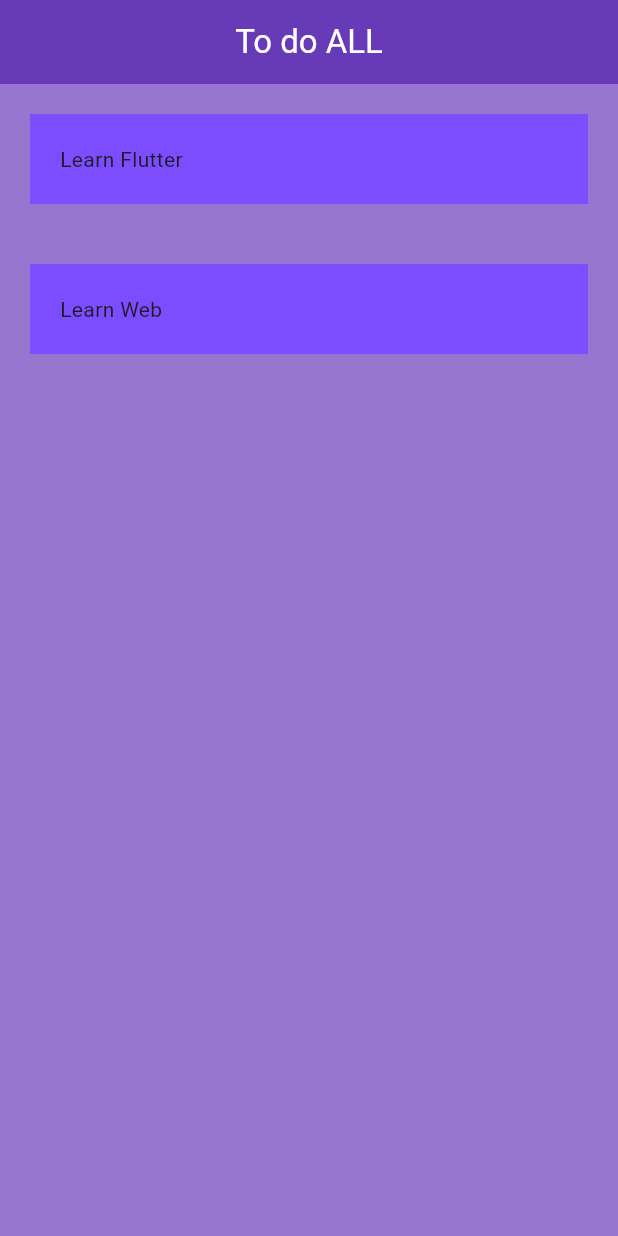
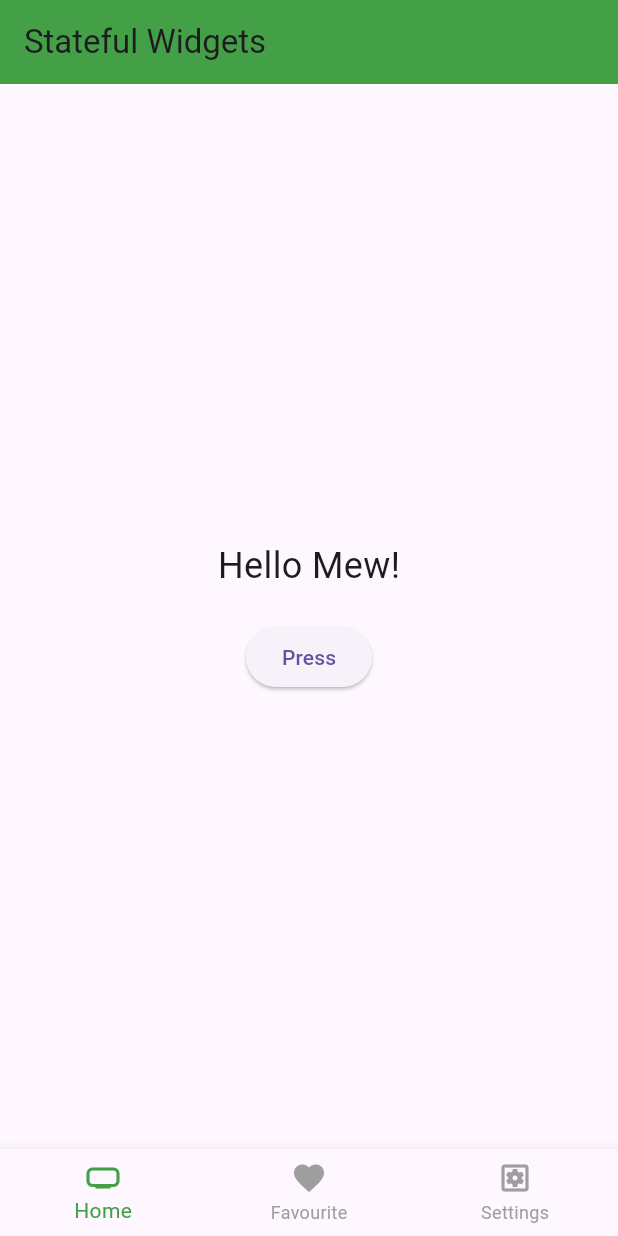
Before and after one commit to Refayatul/doit, a Flutter app: the screen it shows after launch, on a phone screen of 412 x 824 dp. Run offline on Flutter 3.47's test engine with Material 3 defaults, Android fonts, the phone set to English and light mode, and no system bars.

Commit message:
Add Home, Favourite, and Settings screens; remove unused todo item models

```diff
--- /dev/null
+++ b/lib/home_screen.dart
@@ -0,0 +1,53 @@
+import 'package:flutter/material.dart';
+
+class HomeScreen extends StatefulWidget {
+  const HomeScreen({super.key});
+
+  @override
+  State<HomeScreen> createState() => _HomeScreenState();
+}
+
+class _HomeScreenState extends State<HomeScreen> {
+  String _currentWord = 'Hello Mew!';
+  int _index = 0;
+  final List<String> _words = 'Life is a test'.split(' ');
+
+  void _generateWord() {
+    setState(() {
+      if (_index >= _words.length) {
+        _index = 0;
+      }
+      _currentWord = _words[_index];
+      _index++;
+    });
+  }
+
+  @override
+  Widget build(BuildContext context) {
+    return Center(
+      child: Padding(
+        padding: const EdgeInsets.all(40),
+        child: Column(
+          mainAxisAlignment: MainAxisAlignment.center,
+          crossAxisAlignment: CrossAxisAlignment.center,
+          children: [
+            Text(
+              _currentWord,
+              style: const TextStyle(fontSize: 24),
+            ),
+            const SizedBox(height: 20),
+            ElevatedButton(
+              onPressed: _generateWord,
+              style: ElevatedButton.styleFrom(
+                shape: RoundedRectangleBorder(
+                  borderRadius: BorderRadius.circular(20),
+                ),
+              ),
+              child: const Text('Press'),
+            )
+          ],
+        ),
+      ),
+    );
+  }
+}
--- a/lib/main.dart
+++ b/lib/main.dart
@@ -1,23 +1,60 @@
+import 'package:doit/home_screen.dart';
 import 'package:flutter/material.dart';
-import 'views/homepage.dart';
-
-
+import 'home_screen.dart'; // Import the WordScreen
+import 'favourite_screen.dart'; // Import the FavouriteScreen
+import 'settings_screen.dart'; // Import the SettingsScreen
 
 void main() {
-  runApp(const DoIt());
+  runApp(
+    const MaterialApp(
+      home: HomePage(),
+    ),
+  );
 }
 
-class DoIt extends StatelessWidget {
-  const DoIt({super.key});
+class HomePage extends StatefulWidget {
+  const HomePage({super.key});
+
+  @override
+  State<HomePage> createState() => _HomePageState();
+}
+
+class _HomePageState extends State<HomePage> {
+  int _selectedIndex = 0;
+  final List<Widget> _screens = [
+    const HomeScreen(),
+    const FavouriteScreen(),
+    const SettingsScreen(),
+  ];
+  void _onItemTapped(int index) {
+    setState(() {
+      _selectedIndex = index;
+    });
+  }
 
   @override
   Widget build(BuildContext context) {
-    return MaterialApp(
-      title: 'Just Do it!',
-      theme: ThemeData(
-        primarySwatch: Colors.blue,
+    return Scaffold(
+      appBar: AppBar(
+        backgroundColor: Colors.green[600],
+        title: const Text("Stateful Widgets"),
       ),
-      home: const HomePage(), // Set the home to HomePage
+      body: _screens[_selectedIndex],
+      bottomNavigationBar: BottomNavigationBar(
+        items: const [
+          BottomNavigationBarItem(
+              icon: Icon(Icons.home_max_outlined), label: 'Home'),
+          BottomNavigationBarItem(
+              icon: Icon(Icons.favorite_sharp), label: 'Favourite'),
+          BottomNavigationBarItem(
+              icon: Icon(Icons.settings_applications_outlined),
+              label: 'Settings')
+        ],
+        currentIndex: _selectedIndex,
+        onTap: _onItemTapped,
+        selectedItemColor: Colors.green[600],
+        unselectedItemColor: Colors.grey,
+      ),
     );
   }
 }
--- a/lib/models/todo_items.dart
+++ /dev/null
@@ -1,5 +0,0 @@
-class TodoItem {
-  bool checked = false;
-  String text = "";
-  TodoItem({required this.checked, required this.text});
-}
--- a/lib/models/todo_list.dart
+++ /dev/null
@@ -1,3 +0,0 @@
-import './todo_items.dart';
-
-List<TodoItem> TodoList = [];
--- a/lib/views/homepage.dart
+++ /dev/null
@@ -1,47 +0,0 @@
-import 'package:flutter/material.dart';
-
-class HomePage extends StatefulWidget {
-  const HomePage({super.key});
-
-  @override
-  State<HomePage> createState() => _HomePageState();
-}
-
-class _HomePageState extends State<HomePage> {
-  List toDoList = [
-    ['Learn Flutter', false],
-    ['Learn Web', false],
-  ];
-
-  @override
-  Widget build(BuildContext context) {
-    return Scaffold(
-      backgroundColor: Colors.deepPurple.shade300,
-      appBar: AppBar(
-        title: const Text(
-          "To do ALL",
-          style: TextStyle(
-            color: Colors.white,
-          ),
-        ),
-        centerTitle: true,
-        backgroundColor: Colors.deepPurple,
-      ),
-      body: ListView.builder(
-        itemCount: toDoList.length,
-        itemBuilder: (BuildContext context, int index) {
-          return Padding(
-            padding: const EdgeInsets.all(20.0),
-            child: Container(
-              padding: const EdgeInsets.all(20),
-              color: Colors.deepPurpleAccent,
-              child: Text(
-                toDoList[index][0], // Display the task name
-              ),
-            ),
-          );
-        },
-      ),
-    );
-  }
-}
```
Also changed, not shown: lib/favourite_screen.dart (added, +15 -0 lines), lib/settings_screen.dart (added, +15 -0 lines), lib/widgets/todo_card.dart (deleted, +0 -17 lines).
